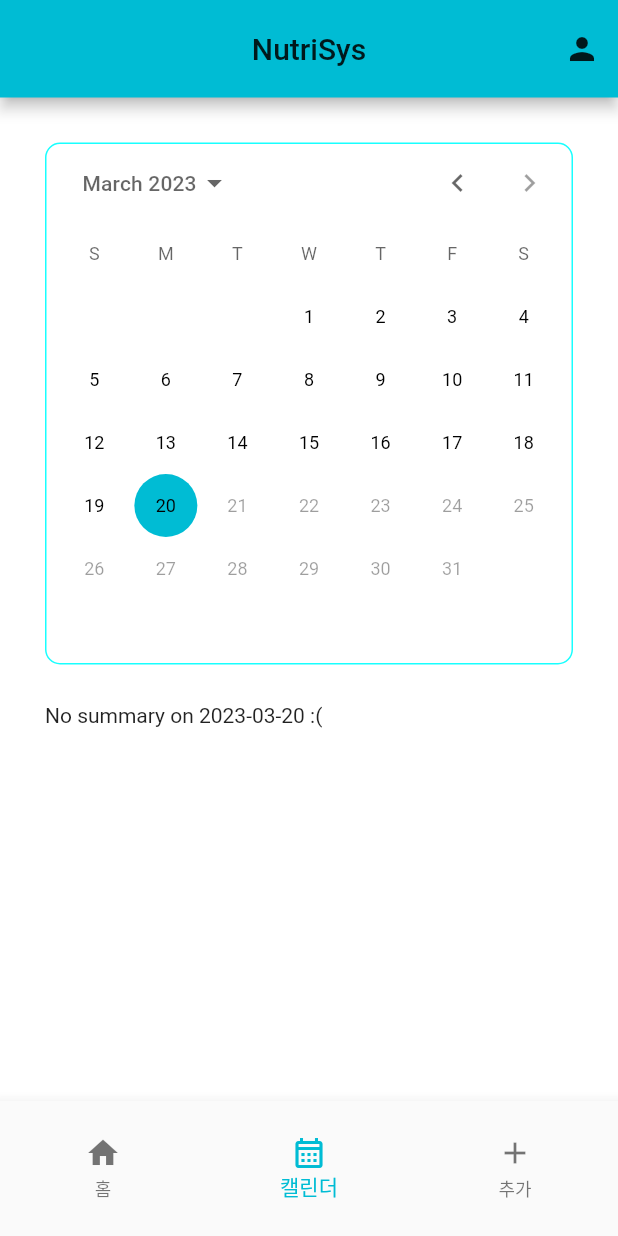
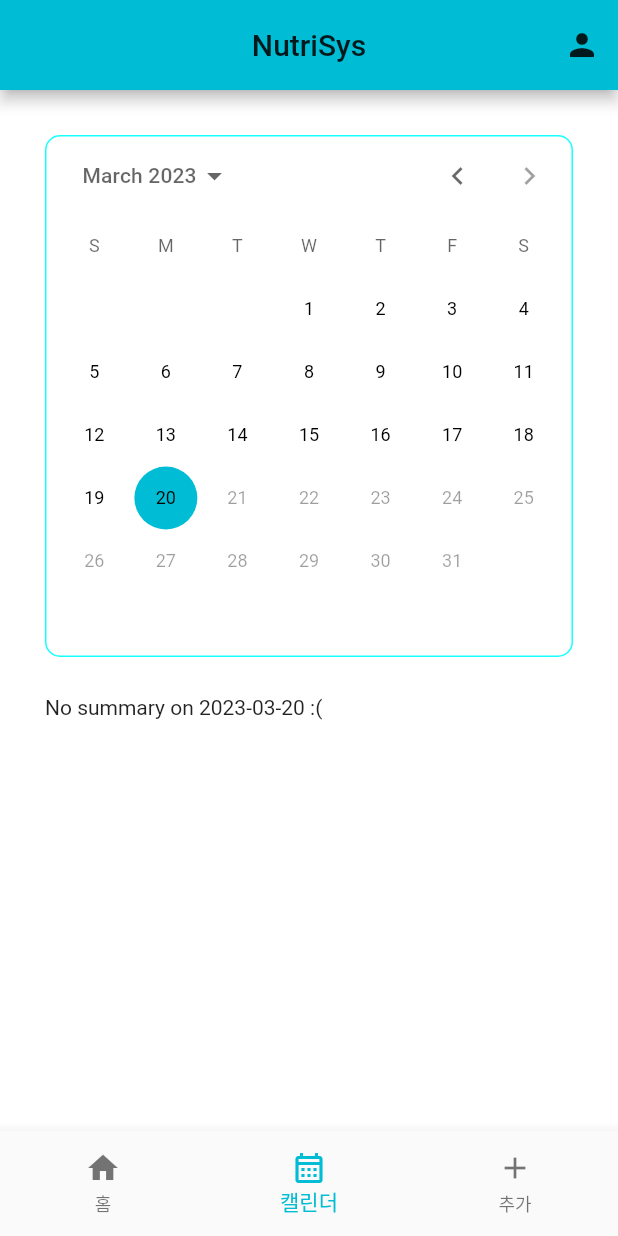
Before and after one commit to KwanwooKo/Nutrisis, a Flutter app: the screen it shows after launch, item 2 of the bottom bar chosen, on a phone screen of 412 x 824 dp. Run offline on Flutter 3.47's test engine with Material 2 defaults, Android fonts, the phone set to English and light mode, and no system bars; our stand-ins replace cloud_firestore, dio, firebase_core, firebase_database, get, image_picker and 2 more; missing offline and left inert: localstore; accounts and stored records are empty.

Commit message:
pixel overflow 해결

```diff
--- a/Nutrisys/lib/main.dart
+++ b/Nutrisys/lib/main.dart
@@ -83,7 +83,7 @@ class _MyAppState extends State<MyApp> {
       appBar: AppBar(
         title: const Text('NutriSys',),
         centerTitle: true,
-        toolbarHeight: 65,
+        toolbarHeight: 60,
         actions: [
           IconButton(
               onPressed: (){
@@ -95,7 +95,7 @@ class _MyAppState extends State<MyApp> {
       ),
       body: pages[tab],
       bottomNavigationBar: SizedBox(
-        height: 90,
+        height: 70,
         child: BottomNavigationBar(
           // 고관우: currentIndex 이용해주니까 이거 focus 가 바뀌네
           currentIndex: tab,
```
